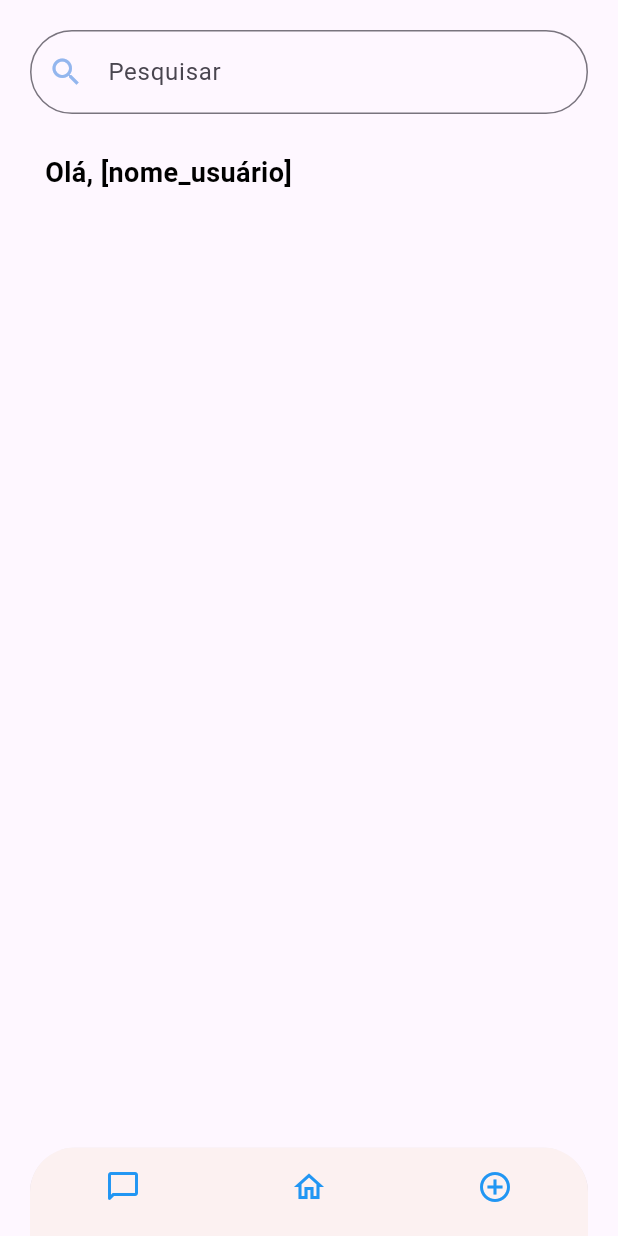
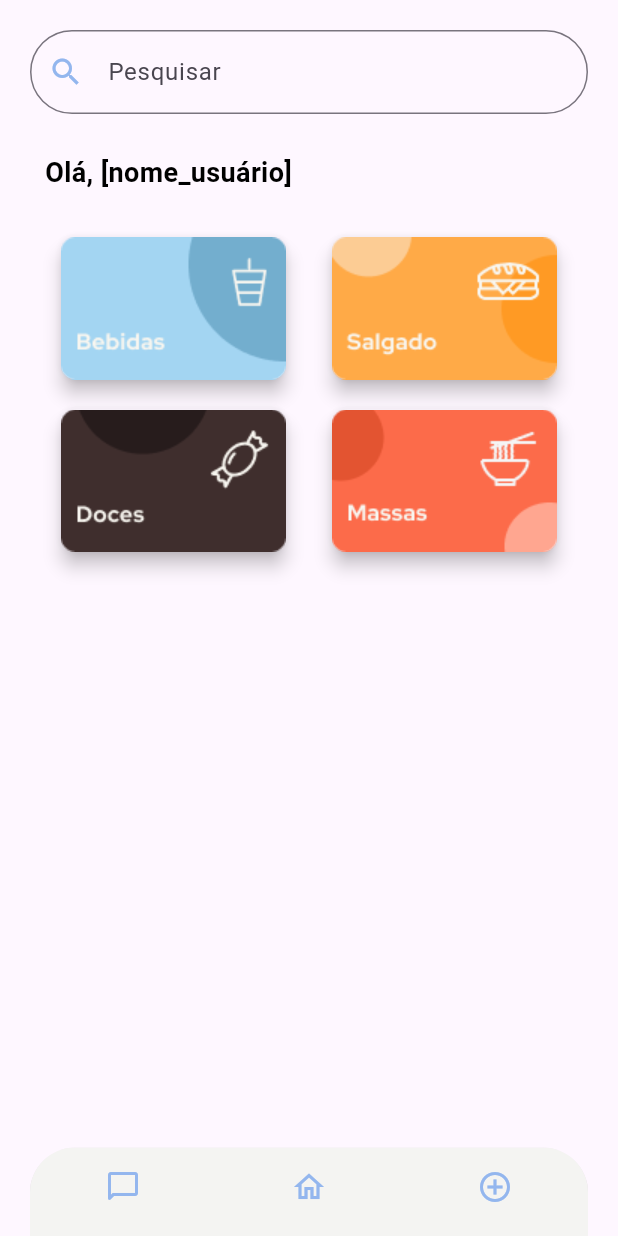
Before and after one commit to CatlopersTCC/AppHealthTreats, a Flutter app: the screen it shows after launch, on a phone screen of 412 x 824 dp. Run offline on Flutter 3.47's test engine with Material 3 defaults, Android fonts, the phone set to English and light mode, and no system bars.

Commit message:
Adicionando os containers da tela Menu

```diff
--- a/health_treats/lib/menu.dart
+++ b/health_treats/lib/menu.dart
@@ -83,6 +83,87 @@ class _MenuInicio extends State<MenuInicio> {
                 ],
               ),
             ),
+
+            const SizedBox(height: 10.0,),
+
+          Center(
+            child: Row(
+              mainAxisAlignment: MainAxisAlignment.spaceEvenly,
+              children: [
+                Card(
+                shape: RoundedRectangleBorder(
+                borderRadius: BorderRadius.circular(10.0),
+              ),
+              elevation: 5, //Colocando intensidade na sombra
+              margin: const EdgeInsets.all(10),
+              child: Column(
+                children: <Widget>[
+                    Image.asset(
+                      'assets/img/bebidasMenu.png',
+                      fit: BoxFit.cover,
+                    ),
+                ],
+              ),
+            ),
+            Card(
+              shape: RoundedRectangleBorder(
+                borderRadius: BorderRadius.circular(10.0),
+              ),
+              elevation: 5,
+              margin: const EdgeInsets.all(10),
+              child: Column(
+                children: <Widget>[
+                    Image.asset(
+                      'assets/img/salgadosMenu.png',
+                      fit: BoxFit.cover,
+                    ),
+                ],
+              ),
+            ),
+              ]
+
+            ),
+          ),
+
+          Center(
+            child: Row(
+              mainAxisAlignment: MainAxisAlignment.spaceEvenly,
+              children: [
+                Card(
+              shape: RoundedRectangleBorder(
+                borderRadius: BorderRadius.circular(10.0),
+              ),
+              elevation: 5,
+              margin: const EdgeInsets.all(10),
+              child: Column(
+                children: <Widget>[
+                    Image.asset(
+                      'assets/img/docesMenu.png',
+                      fit: BoxFit.cover,
+                    ),
+                ],
+              ),
+            ),
+            Card(
+              shape: RoundedRectangleBorder(
+                borderRadius: BorderRadius.circular(10.0),
+              ),
+              elevation: 5,
+              margin: const EdgeInsets.all(10),
+              child: Column(
+                children: <Widget>[
+                    Image.asset(
+                      'assets/img/massasMenu.png',
+                      fit: BoxFit.cover,
+                    ),
+                ],
+              ),
+            ),
+              ]
+
+            ),
+          ),
+
           ],
         ),
       ),
@@ -102,7 +183,7 @@ class _MenuInicio extends State<MenuInicio> {
             ),
 
             BottomNavigationBarItem(
-                icon: Icon(Icons.home_outlined),
+              icon: Icon(Icons.home_outlined,),
               label: '',
             ),
 
@@ -112,9 +193,9 @@ class _MenuInicio extends State<MenuInicio> {
             ),
           ],
           currentIndex: _selectedIndex, //Posição
-          selectedItemColor: Colors.blue, //Botão selecionado
-          unselectedItemColor: Colors.blue, //Botão deselecionado
-          backgroundColor: const Color.fromARGB(255, 252, 241, 241),
+          selectedItemColor: const Color(0XFF93B6EE), //Botão selecionado
+          unselectedItemColor: const Color(0XFF93B6EE), //Botão deselecionado
+          backgroundColor: const Color(0XFFF4F4F2),
           onTap: _onItemTapped, //Função acionada ao clicar
           showSelectedLabels: false, //Evita que a label apareça quando selecionado
           showUnselectedLabels: false, //Evita que a label apareça quando deselecionado
```
Also changed, not shown: health_treats/assets/img/bebidasMenu.png (added), health_treats/assets/img/docesMenu.png (added), health_treats/assets/img/massasMenu.png (added), health_treats/assets/img/salgadosMenu.png (added). Lines whose indentation alone changed are shown as unchanged.
